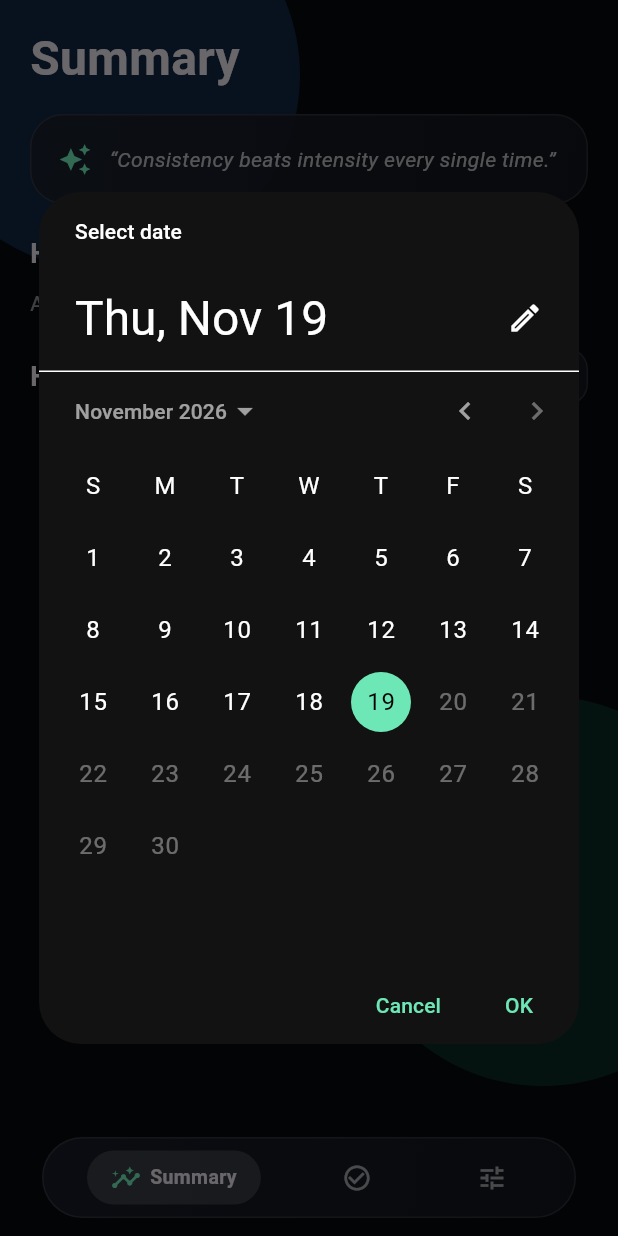
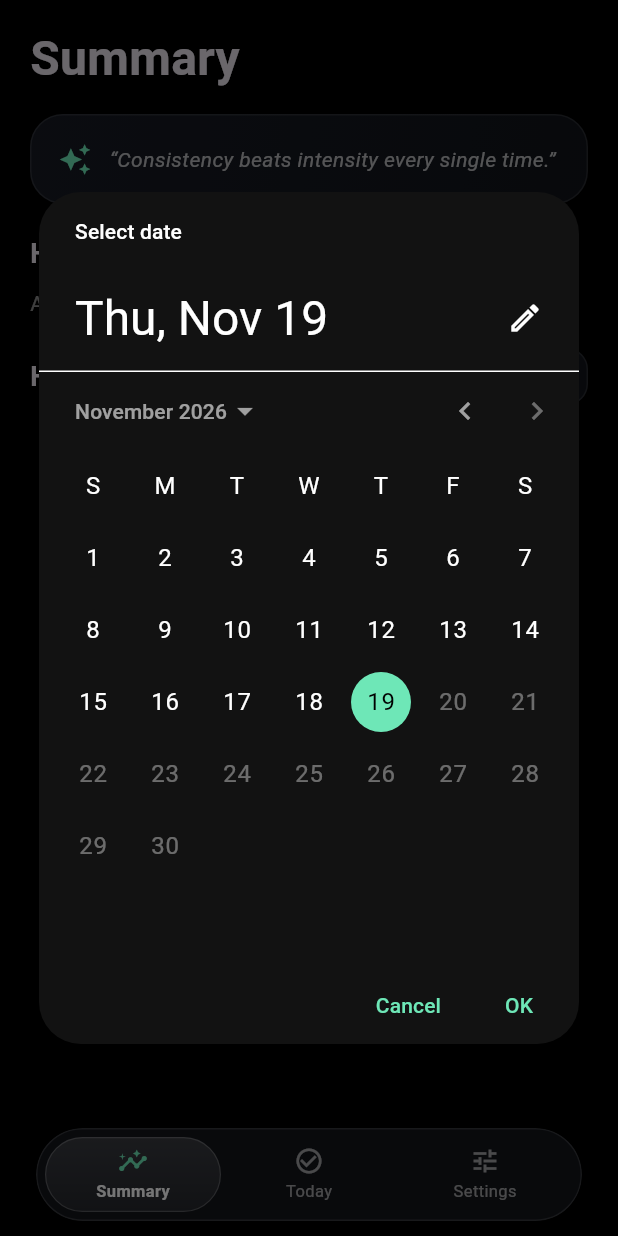
Before and after one commit to the-demon-wolf/Habit-Tracker, a Flutter app: the screen it shows after launch, after a tap on an icon or button, on a phone screen of 412 x 824 dp. Run offline on Flutter 3.47's test engine with Material 3 defaults, Android fonts, the phone set to English and light mode, and no system bars; our stand-ins replace sqflite; missing offline and left inert: home_widget; accounts and stored records are empty.

Commit message:
Update main.dart

```diff
--- a/lib/main.dart
+++ b/lib/main.dart
@@ -11,19 +11,19 @@ void main() {
     statusBarColor: Colors.transparent,
     systemNavigationBarColor: Colors.transparent,
   ));
-  runApp(const GlassHabitApp());
+  runApp(const HabitTrackerApp());
 }
 
-class GlassHabitApp extends StatelessWidget {
-  const GlassHabitApp({super.key});
+class HabitTrackerApp extends StatelessWidget {
+  const HabitTrackerApp({super.key});
 
   @override
   Widget build(BuildContext context) {
     return MaterialApp(
-      title: 'Glass Habits',
+      title: 'Habit Tracker',
       debugShowCheckedModeBanner: false,
       theme: ThemeData.dark().copyWith(
-        scaffoldBackgroundColor: const Color(0xFF07090E),
+        scaffoldBackgroundColor: const Color(0xFF000000),
         colorScheme: const ColorScheme.dark(primary: Color(0xFF6EE7B7)),
       ),
       home: const HomeScreen(),
@@ -39,19 +39,40 @@ class HomeScreen extends StatefulWidget {
 }
 
 class _HomeScreenState extends State<HomeScreen> {
-  int _tab = 0;
+  late final PageController _pageCtrl;
+  double _pagePos = 0.0;
   List<Habit> _todayHabits = [];
 
   @override
   void initState() {
     super.initState();
+    _pageCtrl = PageController(initialPage: 0)
+      ..addListener(() {
+        if (_pageCtrl.hasClients && _pageCtrl.page != null) {
+          setState(() => _pagePos = _pageCtrl.page!);
+        }
+      });
     _load();
+  }
+
+  @override
+  void dispose() {
+    _pageCtrl.dispose();
+    super.dispose();
   }
 
   Future<void> _load() async {
     final data = await DatabaseHelper.getHabitsForDate(DateTime.now());
     await DatabaseHelper.syncWidget();
     if (mounted) setState(() => _todayHabits = data);
+  }
+
+  void _goToPage(int idx) {
+    _pageCtrl.animateToPage(
+      idx,
+      duration: const Duration(milliseconds: 300),
+      curve: Curves.easeOutCubic,
+    );
   }
 
   void _habitSheet({Habit? existing}) {
@@ -64,6 +85,7 @@ class _HomeScreenState extends State<HomeScreen> {
         padding: EdgeInsets.only(bottom: MediaQuery.of(ctx).viewInsets.bottom),
         child: GlassBox(
           radius: 26,
+          blurBackground: true,
           margin: const EdgeInsets.all(16),
           padding: const EdgeInsets.all(20),
           child: Column(
@@ -112,7 +134,7 @@ class _HomeScreenState extends State<HomeScreen> {
     showDialog(
       context: context,
       builder: (ctx) => AlertDialog(
-        backgroundColor: const Color(0xFF121722),
+        backgroundColor: const Color(0xFF141820),
         title: const Text('Delete Habit?'),
         content: Text('Remove "${h.title}" and its streak history?'),
         actions: [
@@ -133,21 +155,23 @@ class _HomeScreenState extends State<HomeScreen> {
   @override
   Widget build(BuildContext context) {
     final done = _todayHabits.where((h) => h.completedOnDate).length;
+    final onTodayTab = _pagePos.round() == 1;
+
     return Scaffold(
       extendBody: true,
-      body: Stack(
+      body: SafeArea(
+        bottom: false,
+        child: PageView(
+          controller: _pageCtrl,
+          physics: const BouncingScrollPhysics(),
           children: [
-          Positioned(top: -80, left: -60, child: _orb(const Color(0xFF3B82F6), 0.22)),
-          Positioned(bottom: 100, right: -80, child: _orb(const Color(0xFF10B981), 0.18)),
-          SafeArea(
-            bottom: false,
-            child: _tab == 0
-                ? SummaryTab(todayHabits: _todayHabits, onDataChanged: _load)
-                : (_tab == 1 ? _todayView(done) : _settingsView()),
-          ),
+            SummaryTab(todayHabits: _todayHabits, onDataChanged: _load),
+            _todayView(done),
+            _settingsView(),
           ],
         ),
-      floatingActionButton: _tab == 1
+      ),
+      floatingActionButton: onTodayTab
           ? GlassTap(
               radius: 28,
               onTap: () => _habitSheet(),
@@ -167,53 +191,15 @@ class _HomeScreenState extends State<HomeScreen> {
           : null,
       bottomNavigationBar: SafeArea(
         child: Padding(
-          padding: const EdgeInsets.symmetric(horizontal: 28, vertical: 12),
-          child: GlassBox(
-            radius: 40,
-            padding: const EdgeInsets.symmetric(vertical: 8, horizontal: 10),
-            child: Row(
-              mainAxisAlignment: MainAxisAlignment.spaceAround,
-              children: [
-                _nav(Icons.insights, 'Summary', 0),
-                _nav(Icons.check_circle_outline, 'Today', 1),
-                _nav(Icons.tune, 'Settings', 2),
-              ],
-            ),
-          ),
-        ),
-      ),
-    );
-  }
-
-  Widget _orb(Color c, double a) => Container(
-        width: 260,
-        height: 260,
-        decoration: BoxDecoration(shape: BoxShape.circle, color: c.withValues(alpha: a)),
-      );
-
-  Widget _nav(IconData icon, String label, int idx) {
-    final on = _tab == idx;
-    return GlassTap(
-      radius: 30,
-      onTap: () => setState(() => _tab = idx),
-      child: AnimatedContainer(
-        duration: const Duration(milliseconds: 200),
-        padding: const EdgeInsets.symmetric(horizontal: 16, vertical: 8),
-        decoration: BoxDecoration(
-          color: on ? Colors.white.withValues(alpha: 0.14) : Colors.transparent,
-          borderRadius: BorderRadius.circular(30),
-        ),
-        child: Row(
-          children: [
-            Icon(icon, size: 20, color: on ? const Color(0xFF6EE7B7) : Colors.white60),
-            if (on) ...[const SizedBox(width: 6), Text(label, style: const TextStyle(fontWeight: FontWeight.w600, fontSize: 13))],
-          ],
+          padding: const EdgeInsets.symmetric(horizontal: 24, vertical: 10),
+          child: ColorOSPillNav(pagePosition: _pagePos, onSelect: _goToPage),
         ),
       ),
     );
   }
 
   Widget _todayView(int done) => ListView(
+        physics: const BouncingScrollPhysics(),
         padding: const EdgeInsets.fromLTRB(20, 16, 20, 120),
         children: [
           const Text('Today', style: TextStyle(fontSize: 32, fontWeight: FontWeight.bold)),
@@ -256,12 +242,15 @@ class _HomeScreenState extends State<HomeScreen> {
         ],
       );
 
-  Widget _settingsView() => Padding(
-        padding: const EdgeInsets.all(20),
-        child: GlassBox(
+  Widget _settingsView() => ListView(
+        physics: const BouncingScrollPhysics(),
+        padding: const EdgeInsets.fromLTRB(20, 16, 20, 120),
+        children: [
+          const Text('Settings', style: TextStyle(fontSize: 32, fontWeight: FontWeight.bold)),
+          const SizedBox(height: 20),
+          GlassBox(
             padding: const EdgeInsets.all(18),
             child: Column(
-            mainAxisSize: MainAxisSize.min,
               crossAxisAlignment: CrossAxisAlignment.start,
               children: [
                 const Text('100% Offline & Private', style: TextStyle(fontSize: 18, fontWeight: FontWeight.bold)),
@@ -280,5 +269,6 @@ class _HomeScreenState extends State<HomeScreen> {
               ],
             ),
 ),
+],
 );
 }
```
Lines whose indentation alone changed are shown as unchanged.
